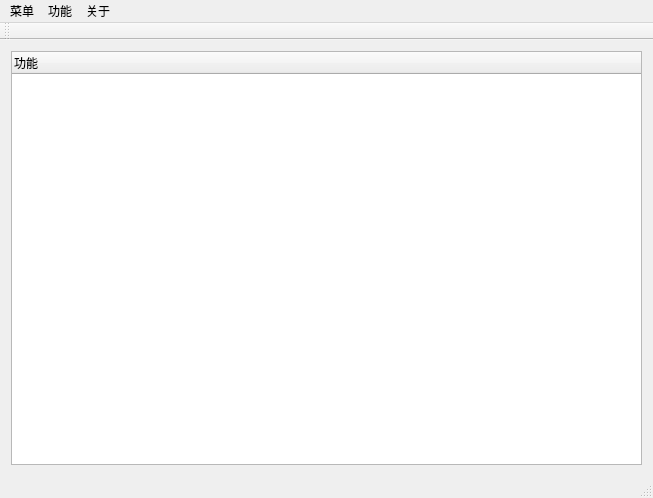
Old version of the form QT_Tool/QT_MainFrame/MainWindow.ui in the repository five6516/QT_Tool.
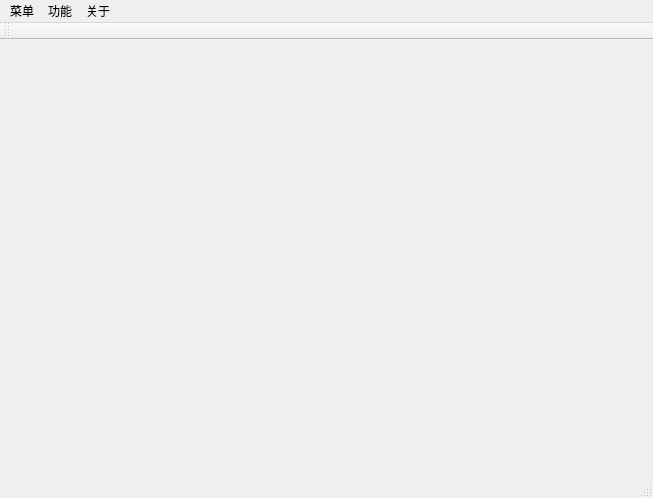
New version of the form.

```diff
--- a/QT_Tool/QT_MainFrame/MainWindow.ui
+++ b/QT_Tool/QT_MainFrame/MainWindow.ui
@@ -13,23 +13,7 @@
   <property name="windowTitle">
    <string>MainWindow</string>
   </property>
-  <widget class="QWidget" name="centralWidget">
-   <layout class="QGridLayout" name="gridLayout">
-    <item row="0" column="0">
-     <layout class="QHBoxLayout" name="horizontalLayout">
-      <item>
-       <widget class="QTreeWidget" name="treeWidget">
-        <column>
-         <property name="text">
-          <string>功能</string>
-         </property>
-        </column>
-       </widget>
-      </item>
-     </layout>
-    </item>
-   </layout>
-  </widget>
+  <widget class="QWidget" name="centralWidget"/>
   <widget class="QMenuBar" name="menuBar">
    <property name="geometry">
     <rect>
```
